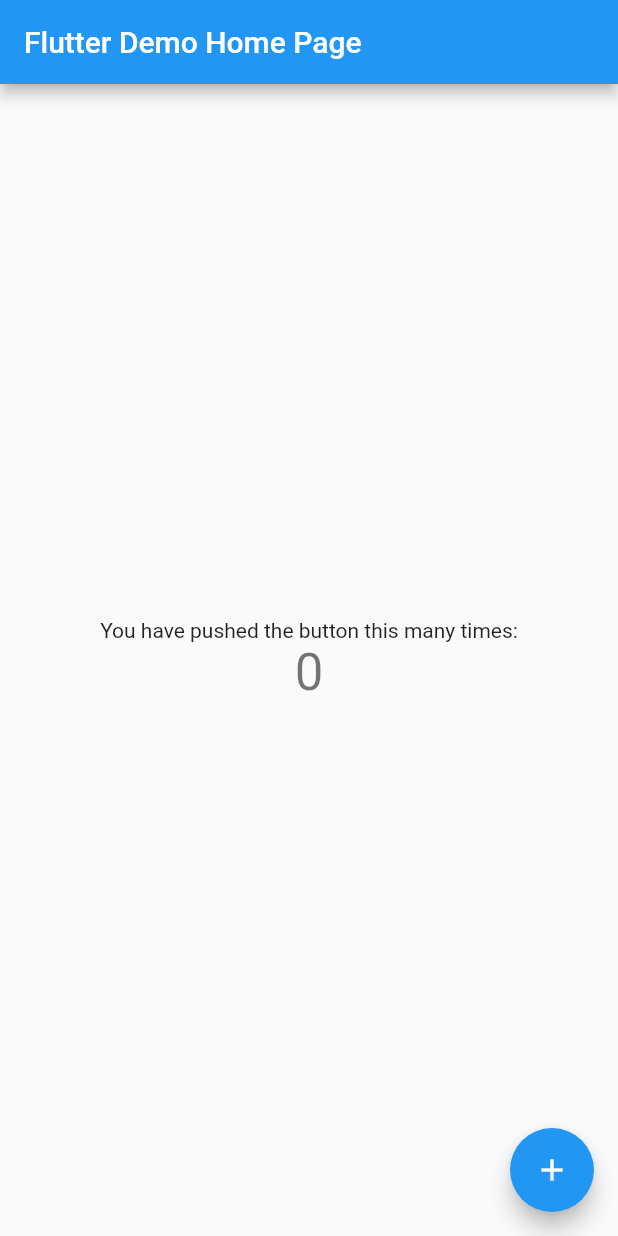
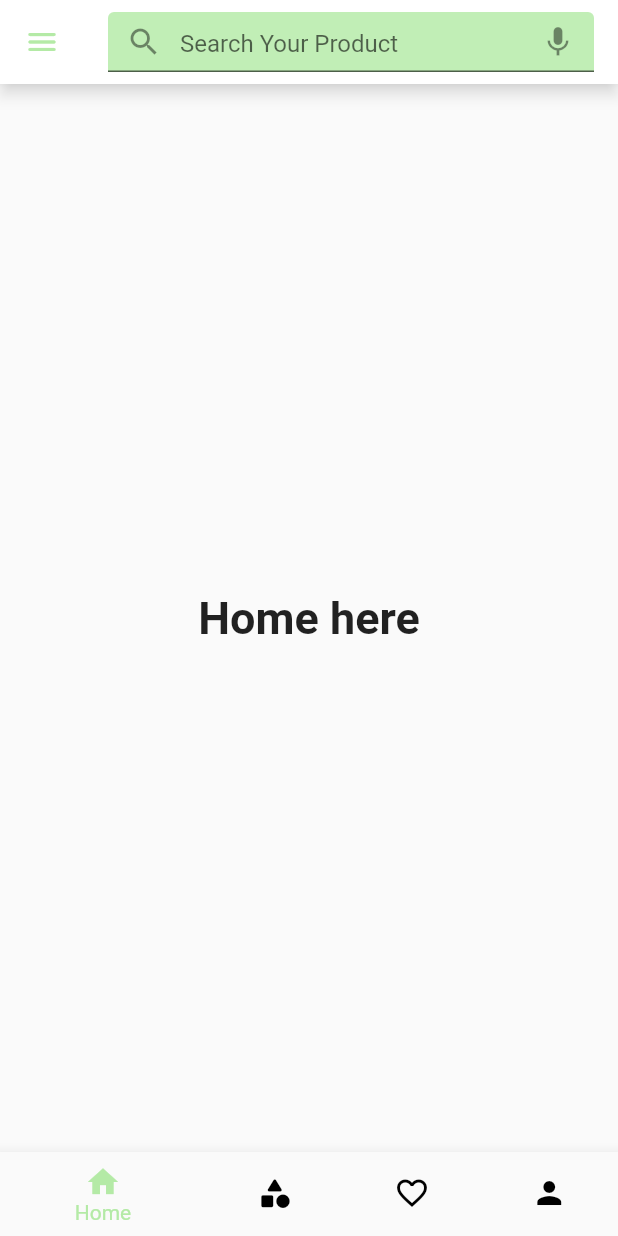
Before and after one commit to TabsOverSpaces4/tinybasket, a Flutter app: the screen it shows after launch, on a phone screen of 412 x 824 dp. Run offline on Flutter 3.47's test engine with Material 2 defaults, Android fonts, the light colour scheme and no system bars.

Commit message:
Basic layout

```diff
--- /dev/null
+++ b/lib/UI/Screens/Categories.dart
@@ -0,0 +1,24 @@
+import 'package:flutter/material.dart';
+
+class Categories extends StatefulWidget {
+  const Categories({super.key});
+
+  @override
+  State<Categories> createState() => _CategoriesState();
+}
+
+class _CategoriesState extends State<Categories> {
+  static const TextStyle optionStyle =
+      TextStyle(fontSize: 30, fontWeight: FontWeight.bold);
+  @override
+  Widget build(BuildContext context) {
+    return const Scaffold(
+      body: Center(
+      child: Text(
+      'Categories here',
+      style: optionStyle,
+    ),
+    ));
+
+  }
+}
--- /dev/null
+++ b/lib/UI/Screens/Favourites.dart
@@ -0,0 +1,24 @@
+import 'package:flutter/material.dart';
+
+class Favourites extends StatefulWidget {
+  const Favourites({super.key});
+
+  @override
+  State<Favourites> createState() => _FavouritesState();
+}
+
+class _FavouritesState extends State<Favourites> {
+  static const TextStyle optionStyle =
+      TextStyle(fontSize: 30, fontWeight: FontWeight.bold);
+  @override
+  Widget build(BuildContext context) {
+    return const Scaffold(
+      body: Center(
+      child: Text(
+      'Favourites here',
+      style: optionStyle,
+    ),
+    ));
+
+  }
+}
--- /dev/null
+++ b/lib/UI/Screens/HomeScreen.dart
@@ -0,0 +1,24 @@
+import 'package:flutter/material.dart';
+
+class HomeScreenInternal extends StatefulWidget {
+  const HomeScreenInternal({super.key});
+
+  @override
+  State<HomeScreenInternal> createState() => _HomeScreenInternalState();
+}
+
+class _HomeScreenInternalState extends State<HomeScreenInternal> {
+  static const TextStyle optionStyle =
+      TextStyle(fontSize: 30, fontWeight: FontWeight.bold);
+  @override
+  Widget build(BuildContext context) {
+    return const Scaffold(
+      body: Center(
+      child: Text(
+      'Home here',
+      style: optionStyle,
+    ),
+    ));
+
+  }
+}
--- /dev/null
+++ b/lib/UI/Screens/Profile.dart
@@ -0,0 +1,24 @@
+import 'package:flutter/material.dart';
+
+class Profile extends StatefulWidget {
+  const Profile({super.key});
+
+  @override
+  State<Profile> createState() => _ProfileState();
+}
+
+class _ProfileState extends State<Profile> {
+  static const TextStyle optionStyle =
+      TextStyle(fontSize: 30, fontWeight: FontWeight.bold);
+  @override
+  Widget build(BuildContext context) {
+    return const Scaffold(
+      body: Center(
+      child: Text(
+      'Profile here',
+      style: optionStyle,
+    ),
+    ));
+
+  }
+}
--- /dev/null
+++ b/lib/UI/color_constants.dart
@@ -0,0 +1,16 @@
+import 'package:flutter/material.dart';
+
+Color hexToColor(String hex) {
+  assert(RegExp(r'^#([0-9a-fA-F]{6})|([0-9a-fA-F]{8})$').hasMatch(hex),
+      'hex color must be #rrggbb or #rrggbbaa');
+
+  return Color(
+    int.parse(hex.substring(1), radix: 16) +
+        (hex.length == 7 ? 0xff000000 : 0x00000000),
+  );
+}
+
+class ColorConstants {
+  static Color lightScaffoldBackgroundColor = hexToColor('#F8F8F8');
+  static Color secondaryAppColor = hexToColor('#B4EAA6');
+}
--- /dev/null
+++ b/lib/UI/home.dart
@@ -0,0 +1,97 @@
+import 'package:flutter/material.dart';
+import 'package:tinybasket/UI/Screens/Categories.dart';
+import 'package:tinybasket/UI/Screens/Favourites.dart';
+import 'package:tinybasket/UI/Screens/HomeScreen.dart';
+import 'package:tinybasket/UI/Screens/Profile.dart';
+
+import 'color_constants.dart';
+
+class HomeScreen extends StatefulWidget {
+  const HomeScreen({super.key});
+
+  @override
+  State<HomeScreen> createState() => _HomeScreenState();
+}
+
+class _HomeScreenState extends State<HomeScreen> {
+  int _selectedIndex = 0;
+  static const TextStyle optionStyle =
+      TextStyle(fontSize: 30, fontWeight: FontWeight.bold);
+  final screens = [
+    HomeScreenInternal(),
+    Categories(),
+    Favourites(),
+    Profile(),
+  ];
+  // static const List<Widget> _widgetOptions = <Widget>[
+  //   HomeScreen(),
+  //   Categories(),
+  //   Favourites(),
+  //   Profile(),
+  //   // Text(
+  //   //   'Favs here',
+  //   //   style: optionStyle,
+  //   // ),
+  //   // Text(
+  //   //   'Profile here',
+  //   //   style: optionStyle,
+  //   // ),
+  // ];
+
+  void _onItemTapped(int index) {
+    setState(() {
+      _selectedIndex = index;
+    });
+  }
+
+  @override
+  Widget build(BuildContext context) {
+    return Scaffold(
+      appBar: AppBar(
+        leading: Icon(Icons.menu_rounded, color: ColorConstants.secondaryAppColor),
+        backgroundColor: Colors.white,
+        shadowColor: Colors.white,
+        title: Container(
+          width: double.infinity,
+          height: 40,
+          color: Colors.white,
+          child: const Center(
+            child: TextField(
+              decoration: InputDecoration(
+                filled: true,
+                fillColor: Color.fromARGB(73, 39, 194, 0),
+                hintText: 'Search Your Product',
+                prefixIcon: Icon(Icons.search),
+                suffixIcon: Icon(Icons.mic)),
+            ),
+          ),
+        ),
+      ),
+      body: screens[_selectedIndex],
+      bottomNavigationBar: BottomNavigationBar(
+        items: const <BottomNavigationBarItem>[
+          BottomNavigationBarItem(
+            icon: Icon(Icons.home),
+            label: 'Home',
+          ),
+          BottomNavigationBarItem(
+            icon: Icon(Icons.category_rounded),
+            label: 'Categories',
+          ),
+          BottomNavigationBarItem(
+            icon: Icon(Icons.favorite_outline),
+            label: 'Favourites',
+          ),
+          BottomNavigationBarItem(
+            icon: Icon(Icons.person),
+            label: 'Profile',
+          ),
+        ],
+        currentIndex: _selectedIndex,
+        unselectedItemColor: Colors.black,
+        selectedItemColor: ColorConstants.secondaryAppColor,
+        onTap: _onItemTapped,
+      ),
+    );
+  }
+}
--- a/lib/main.dart
+++ b/lib/main.dart
@@ -1,115 +1,35 @@
 import 'package:flutter/material.dart';
+import 'package:tinybasket/UI/home.dart';
 
 void main() {
   runApp(const MyApp());
 }
 
-class MyApp extends StatelessWidget {
-  const MyApp({super.key});
 
-  // This widget is the root of your application.
-  @override
-  Widget build(BuildContext context) {
-    return MaterialApp(
-      title: 'Flutter Demo',
-      theme: ThemeData(
-        // This is the theme of your application.
-        //
-        // Try running your application with "flutter run". You'll see the
-        // application has a blue toolbar. Then, without quitting the app, try
-        // changing the primarySwatch below to Colors.green and then invoke
-        // "hot reload" (press "r" in the console where you ran "flutter run",
-        // or simply save your changes to "hot reload" in a Flutter IDE).
-        // Notice that the counter didn't reset back to zero; the application
-        // is not restarted.
-        primarySwatch: Colors.blue,
-      ),
-      home: const MyHomePage(title: 'Flutter Demo Home Page'),
-    );
-  }
-}
-
-class MyHomePage extends StatefulWidget {
-  const MyHomePage({super.key, required this.title});
-
-  // This widget is the home page of your application. It is stateful, meaning
-  // that it has a State object (defined below) that contains fields that affect
-  // how it looks.
-
-  // This class is the configuration for the state. It holds the values (in this
-  // case the title) provided by the parent (in this case the App widget) and
-  // used by the build method of the State. Fields in a Widget subclass are
-  // always marked "final".
-
-  final String title;
+class MyApp extends StatefulWidget {
+  const MyApp({Key? key}) : super(key: key);
 
   @override
-  State<MyHomePage> createState() => _MyHomePageState();
+  State<MyApp> createState() => _MyAppState();
 }
-
-class _MyHomePageState extends State<MyHomePage> {
-  int _counter = 0;
-
-  void _incrementCounter() {
-    setState(() {
-      // This call to setState tells the Flutter framework that something has
-      // changed in this State, which causes it to rerun the build method below
-      // so that the display can reflect the updated values. If we changed
-      // _counter without calling setState(), then the build method would not be
-      // called again, and so nothing would appear to happen.
-      _counter++;
-    });
+class _MyAppState extends State<MyApp> {
+  @override
+  void initState() {
+    super.initState();
   }
 
   @override
   Widget build(BuildContext context) {
-    // This method is rerun every time setState is called, for instance as done
-    // by the _incrementCounter method above.
-    //
-    // The Flutter framework has been optimized to make rerunning build methods
-    // fast, so that you can just rebuild anything that needs updating rather
-    // than having to individually change instances of widgets.
-    return Scaffold(
-      appBar: AppBar(
-        // Here we take the value from the MyHomePage object that was created by
-        // the App.build method, and use it to set our appbar title.
-        title: Text(widget.title),
+    return MaterialApp(
+      debugShowCheckedModeBanner: false,
+      theme: ThemeData(
+        pageTransitionsTheme: const PageTransitionsTheme(builders: {
+          TargetPlatform.android: CupertinoPageTransitionsBuilder(),
+          TargetPlatform.iOS: CupertinoPageTransitionsBuilder(),
+        })
       ),
-      body: Center(
-        // Center is a layout widget. It takes a single child and positions it
-        // in the middle of the parent.
-        child: Column(
-          // Column is also a layout widget. It takes a list of children and
-          // arranges them vertically. By default, it sizes itself to fit its
-          // children horizontally, and tries to be as tall as its parent.
-          //
-          // Invoke "debug painting" (press "p" in the console, choose the
-          // "Toggle Debug Paint" action from the Flutter Inspector in Android
-          // Studio, or the "Toggle Debug Paint" command in Visual Studio Code)
-          // to see the wireframe for each widget.
-          //
-          // Column has various properties to control how it sizes itself and
-          // how it positions its children. Here we use mainAxisAlignment to
-          // center the children vertically; the main axis here is the vertical
-          // axis because Columns are vertical (the cross axis would be
-          // horizontal).
-          mainAxisAlignment: MainAxisAlignment.center,
-          children: <Widget>[
-            const Text(
-              'You have pushed the button this many times:',
-            ),
-            Text(
-              '$_counter',
-              style: Theme.of(context).textTheme.headline4,
-            ),
-          ],
-        ),
-      ),
-      floatingActionButton: FloatingActionButton(
-        onPressed: _incrementCounter,
-        tooltip: 'Increment',
-        child: const Icon(Icons.add),
-      ), // This trailing comma makes auto-formatting nicer for build methods.
+      home: const HomeScreen(),
+
     );
   }
 }
--- a/pubspec.yaml
+++ b/pubspec.yaml
@@ -36,6 +36,7 @@
   # The following adds the Cupertino Icons font to your application.
   # Use with the CupertinoIcons class for iOS style icons.
   cupertino_icons: ^1.0.2
+  animated_bottom_navigation_bar: ^1.1.0+1
 
 dev_dependencies:
   flutter_test:
```
Also changed, not shown: pubspec.lock.
